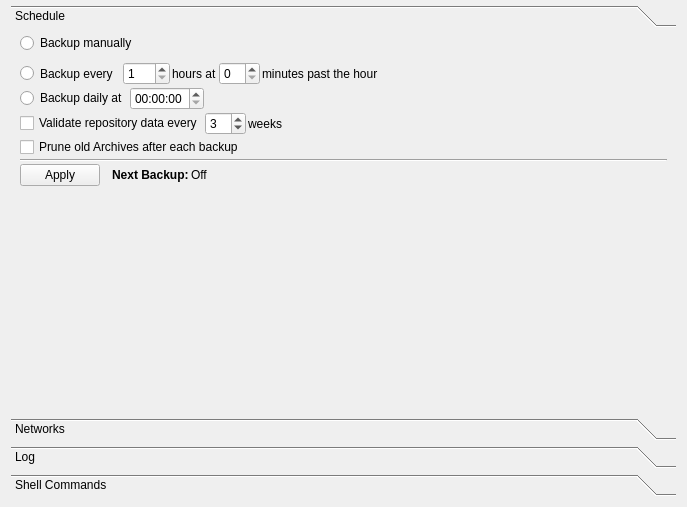
Qt form src/vorta/assets/UI/scheduletab.ui (borgbase/vorta) before a commit.
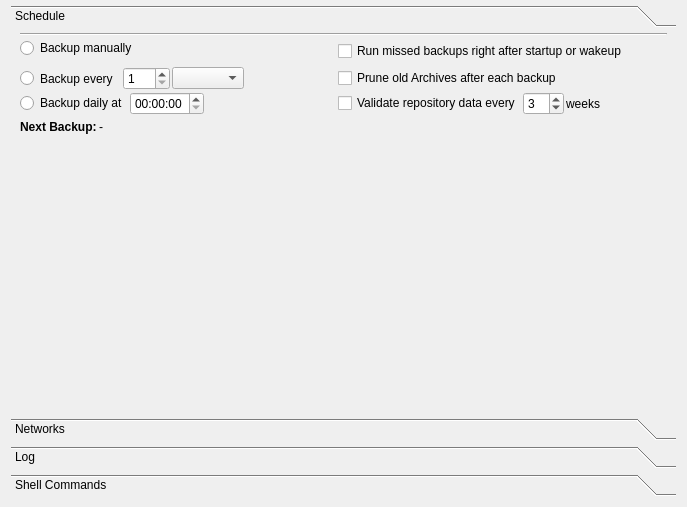
The same form after that commit. The open tabs and pages were chosen to show the change.

The edit to the form file:
```diff
--- a/src/vorta/assets/UI/scheduletab.ui
+++ b/src/vorta/assets/UI/scheduletab.ui
@@ -21,7 +21,6 @@
     <widget class="QToolBox" name="toolBox">
      <property name="font">
       <font>
-       <weight>50</weight>
        <bold>false</bold>
       </font>
      </property>
@@ -39,7 +38,6 @@
       </property>
       <property name="font">
        <font>
-        <weight>50</weight>
         <bold>false</bold>
        </font>
       </property>
@@ -54,6 +52,21 @@
         <number>0</number>
        </property>
        <item>
+        <widget class="Line" name="line">
+         <property name="orientation">
+          <enum>Qt::Horizontal</enum>
+         </property>
+        </widget>
+       </item>
+       <item>
+        <layout class="QGridLayout" name="gridLayout_6">
+         <property name="topMargin">
+          <number>0</number>
+         </property>
+         <property name="bottomMargin">
+          <number>10</number>
+         </property>
+         <item row="0" column="0">
         <layout class="QHBoxLayout" name="horizontalLayout_2">
          <property name="sizeConstraint">
           <enum>QLayout::SetFixedSize</enum>
@@ -74,71 +87,8 @@
            </property>
           </widget>
          </item>
-        </layout>
-       </item>
        <item>
-        <layout class="QHBoxLayout" name="horizontalLayout_3">
-         <item>
-          <widget class="QRadioButton" name="scheduleIntervalRadio">
-           <property name="sizePolicy">
-            <sizepolicy hsizetype="Fixed" vsizetype="Preferred">
-             <horstretch>0</horstretch>
-             <verstretch>0</verstretch>
-            </sizepolicy>
-           </property>
-           <property name="text">
-            <string>Backup every </string>
-           </property>
-          </widget>
-         </item>
-         <item>
-          <widget class="QSpinBox" name="scheduleIntervalHours">
-           <property name="minimum">
-            <number>1</number>
-           </property>
-           <property name="maximum">
-            <number>740</number>
-           </property>
-          </widget>
-         </item>
-         <item alignment="Qt::AlignLeft">
-          <widget class="QLabel" name="label">
-           <property name="sizePolicy">
-            <sizepolicy hsizetype="Fixed" vsizetype="Preferred">
-             <horstretch>0</horstretch>
-             <verstretch>0</verstretch>
-            </sizepolicy>
-           </property>
-           <property name="text">
-            <string>hours at</string>
-           </property>
-           <property name="textFormat">
-            <enum>Qt::PlainText</enum>
-           </property>
-          </widget>
-         </item>
-         <item>
-          <widget class="QSpinBox" name="scheduleIntervalMinutes">
-           <property name="maximum">
-            <number>59</number>
-           </property>
-          </widget>
-         </item>
-         <item>
-          <widget class="QLabel" name="label_2">
-           <property name="sizePolicy">
-            <sizepolicy hsizetype="Fixed" vsizetype="Preferred">
-             <horstretch>0</horstretch>
-             <verstretch>0</verstretch>
-            </sizepolicy>
-           </property>
-           <property name="text">
-            <string>minutes past the hour</string>
-           </property>
-          </widget>
-         </item>
-         <item>
-          <spacer name="horizontalSpacer_2">
+            <spacer name="horizontalSpacer_7">
            <property name="orientation">
             <enum>Qt::Horizontal</enum>
            </property>
@@ -152,7 +102,7 @@
          </item>
         </layout>
        </item>
-       <item>
+         <item row="2" column="0">
         <layout class="QHBoxLayout" name="horizontalLayout_5">
          <item>
           <widget class="QRadioButton" name="scheduleFixedRadio">
@@ -179,7 +129,146 @@
          </item>
         </layout>
        </item>
+         <item row="1" column="0">
+          <layout class="QHBoxLayout" name="horizontalLayout_3">
        <item>
+            <widget class="QRadioButton" name="scheduleIntervalRadio">
+             <property name="sizePolicy">
+              <sizepolicy hsizetype="Fixed" vsizetype="Preferred">
+               <horstretch>0</horstretch>
+               <verstretch>0</verstretch>
+              </sizepolicy>
+             </property>
+             <property name="text">
+              <string>Backup every </string>
+             </property>
+            </widget>
+           </item>
+           <item>
+            <widget class="QSpinBox" name="scheduleIntervalCount">
+             <property name="minimum">
+              <number>1</number>
+             </property>
+             <property name="maximum">
+              <number>740</number>
+             </property>
+            </widget>
+           </item>
+           <item>
+            <widget class="QComboBox" name="scheduleIntervalUnit"/>
+           </item>
+           <item>
+            <spacer name="horizontalSpacer_2">
+             <property name="orientation">
+              <enum>Qt::Horizontal</enum>
+             </property>
+             <property name="sizeHint" stdset="0">
+              <size>
+               <width>40</width>
+               <height>20</height>
+              </size>
+             </property>
+            </spacer>
+           </item>
+          </layout>
+         </item>
+         <item row="3" column="0">
+          <layout class="QHBoxLayout" name="horizontalLayout">
+           <property name="topMargin">
+            <number>0</number>
+           </property>
+           <property name="rightMargin">
+            <number>0</number>
+           </property>
+           <item>
+            <widget class="QLabel" name="label_3">
+             <property name="font">
+              <font>
+               <bold>true</bold>
+              </font>
+             </property>
+             <property name="text">
+              <string>Next Backup:</string>
+             </property>
+            </widget>
+           </item>
+           <item>
+            <widget class="QLabel" name="nextBackupDateTimeLabel">
+             <property name="text">
+              <string>-</string>
+             </property>
+            </widget>
+           </item>
+           <item>
+            <spacer name="horizontalSpacer_3">
+             <property name="orientation">
+              <enum>Qt::Horizontal</enum>
+             </property>
+             <property name="sizeHint" stdset="0">
+              <size>
+               <width>40</width>
+               <height>20</height>
+              </size>
+             </property>
+            </spacer>
+           </item>
+          </layout>
+         </item>
+         <item row="1" column="1">
+          <layout class="QHBoxLayout" name="horizontalLayout_8">
+           <property name="topMargin">
+            <number>0</number>
+           </property>
+           <item>
+            <widget class="QCheckBox" name="pruneCheckBox">
+             <property name="text">
+              <string>Prune old Archives after each backup</string>
+             </property>
+            </widget>
+           </item>
+           <item>
+            <spacer name="horizontalSpacer_6">
+             <property name="orientation">
+              <enum>Qt::Horizontal</enum>
+             </property>
+             <property name="sizeHint" stdset="0">
+              <size>
+               <width>40</width>
+               <height>20</height>
+              </size>
+             </property>
+            </spacer>
+           </item>
+          </layout>
+         </item>
+         <item row="0" column="1">
+          <layout class="QHBoxLayout" name="horizontalLayout_9">
+           <property name="topMargin">
+            <number>0</number>
+           </property>
+           <item>
+            <widget class="QCheckBox" name="missedBackupsCheckBox">
+             <property name="text">
+              <string>Run missed backups right after startup or wakeup</string>
+             </property>
+            </widget>
+           </item>
+           <item>
+            <spacer name="horizontalSpacer_5">
+             <property name="orientation">
+              <enum>Qt::Horizontal</enum>
+             </property>
+             <property name="sizeHint" stdset="0">
+              <size>
+               <width>40</width>
+               <height>20</height>
+              </size>
+             </property>
+            </spacer>
+           </item>
+          </layout>
+         </item>
+         <item row="2" column="1">
         <layout class="QHBoxLayout" name="horizontalLayout_6">
          <property name="topMargin">
           <number>0</number>
@@ -189,12 +278,6 @@
            <property name="text">
             <string>Validate repository data every</string>
            </property>
-           <property name="checked">
-            <bool>false</bool>
-           </property>
-           <property name="tristate">
-            <bool>false</bool>
-           </property>
           </widget>
          </item>
          <item>
@@ -232,107 +315,6 @@
          </item>
         </layout>
        </item>
-       <item>
-        <layout class="QHBoxLayout" name="horizontalLayout_8">
-         <property name="topMargin">
-          <number>0</number>
-         </property>
-         <item>
-          <widget class="QCheckBox" name="pruneCheckBox">
-           <property name="text">
-            <string>Prune old Archives after each backup</string>
-           </property>
-           <property name="tristate">
-            <bool>false</bool>
-           </property>
-          </widget>
-         </item>
-         <item>
-          <spacer name="horizontalSpacer_6">
-           <property name="orientation">
-            <enum>Qt::Horizontal</enum>
-           </property>
-           <property name="sizeHint" stdset="0">
-            <size>
-             <width>40</width>
-             <height>20</height>
-            </size>
-           </property>
-          </spacer>
-         </item>
-        </layout>
-       </item>
-       <item>
-        <widget class="Line" name="line_2">
-         <property name="orientation">
-          <enum>Qt::Horizontal</enum>
-         </property>
-        </widget>
-       </item>
-       <item>
-        <layout class="QHBoxLayout" name="horizontalLayout">
-         <property name="topMargin">
-          <number>0</number>
-         </property>
-         <property name="rightMargin">
-          <number>0</number>
-         </property>
-         <item>
-          <widget class="QPushButton" name="scheduleApplyButton">
-           <property name="text">
-            <string>Apply</string>
-           </property>
-          </widget>
-         </item>
-         <item>
-          <spacer name="horizontalSpacer_5">
-           <property name="orientation">
-            <enum>Qt::Horizontal</enum>
-           </property>
-           <property name="sizeType">
-            <enum>QSizePolicy::Fixed</enum>
-           </property>
-           <property name="sizeHint" stdset="0">
-            <size>
-             <width>10</width>
-             <height>20</height>
-            </size>
-           </property>
-          </spacer>
-         </item>
-         <item>
-          <widget class="QLabel" name="label_3">
-           <property name="font">
-            <font>
-             <weight>75</weight>
-             <bold>true</bold>
-            </font>
-           </property>
-           <property name="text">
-            <string>Next Backup:</string>
-           </property>
-          </widget>
-         </item>
-         <item>
-          <widget class="QLabel" name="nextBackupDateTimeLabel">
-           <property name="text">
-            <string>Off</string>
-           </property>
-          </widget>
-         </item>
-         <item>
-          <spacer name="horizontalSpacer_3">
-           <property name="orientation">
-            <enum>Qt::Horizontal</enum>
-           </property>
-           <property name="sizeHint" stdset="0">
-            <size>
-             <width>40</width>
-             <height>20</height>
-            </size>
-           </property>
-          </spacer>
-         </item>
         </layout>
        </item>
        <item>
```
Left out of the diff: 18 changed lines with no effect on the pictures. Lines whose indentation alone changed are shown as unchanged.
